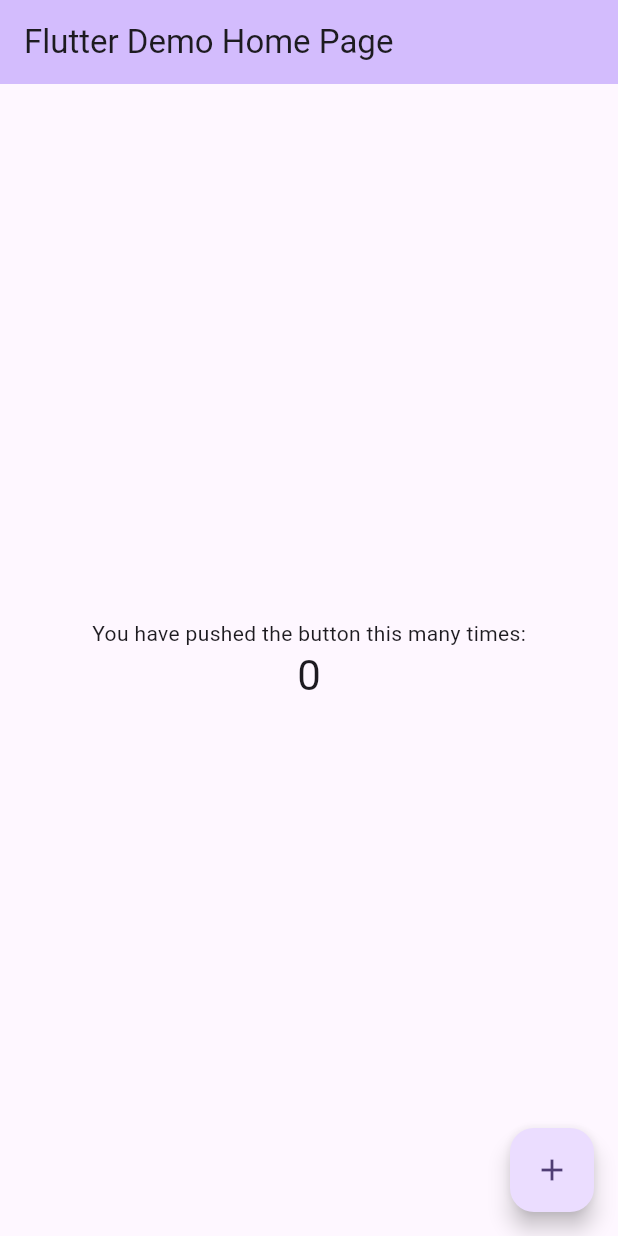
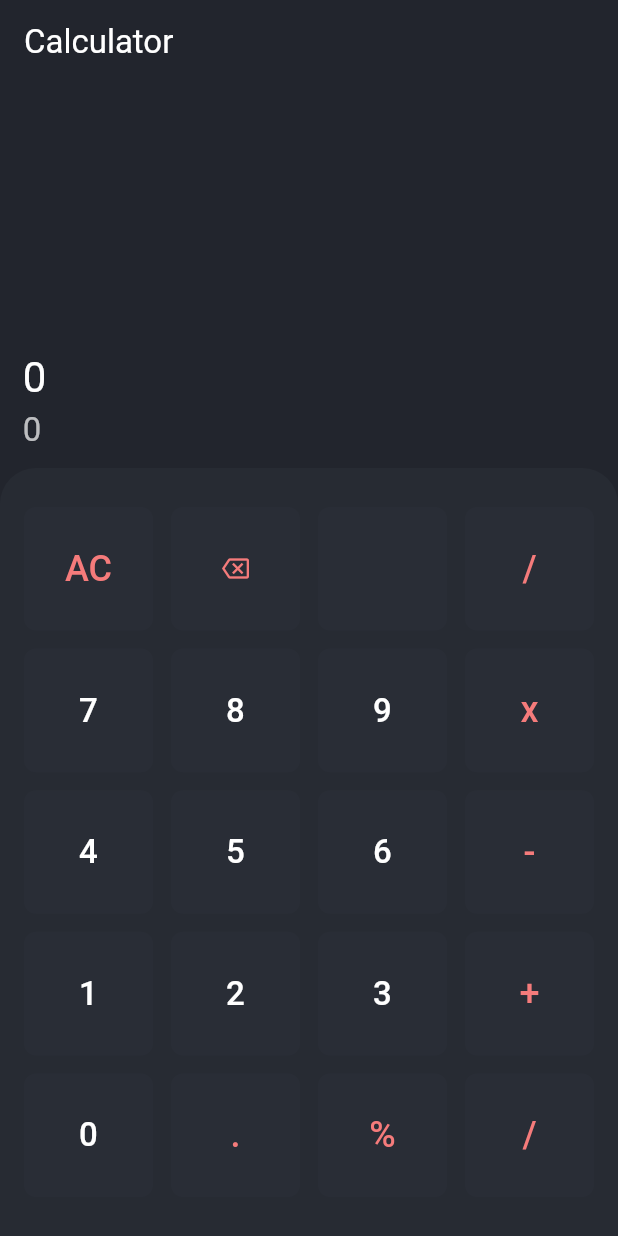
Before and after one commit to venkylm10/calculator_riverpod, a Flutter app: the screen it shows after launch, on a phone screen of 412 x 824 dp. Run offline on Flutter 3.47's test engine with Material 2 defaults, Android fonts, the light colour scheme and no system bars; our stand-ins replace flutter_riverpod.

Commit message:
ui completed

```diff
--- /dev/null
+++ b/lib/colors.dart
@@ -0,0 +1,10 @@
+import 'package:flutter/material.dart';
+
+class MyColors {
+  static const Color background1 = Color(0xff22252d);
+  static const Color background2 = Color(0xff292d36);
+  static const Color background3 = Color(0xff272b33);
+  static const Color operators = Color(0xfff57b7b);
+  static const Color delete = Color(0xff26f4ce);
+  static const Color numbers = Colors.white;
+}
--- /dev/null
+++ b/lib/home.dart
@@ -0,0 +1,33 @@
+import 'package:calculator_riverpod/colors.dart';
+import 'package:calculator_riverpod/methods.dart';
+import 'package:flutter/material.dart';
+
+class HomePage extends StatelessWidget {
+  const HomePage({super.key});
+
+  @override
+  Widget build(BuildContext context) {
+    return Scaffold(
+      backgroundColor: MyColors.background1,
+      appBar: AppBar(
+        backgroundColor: Colors.transparent,
+        elevation: 0,
+        title: const Text(
+          "Calculator",
+          style: TextStyle(color: Colors.white),
+        ),
+      ),
+      body: Column(
+        children: [
+          Expanded(
+            child: Methods.buildDisplay("0", "0"),
+          ),
+          Expanded(
+            flex: 2,
+            child: Methods.buildButtons(),
+          ),
+        ],
+      ),
+    );
+  }
+}
--- a/lib/main.dart
+++ b/lib/main.dart
@@ -1,125 +1,24 @@
+import 'package:calculator_riverpod/home.dart';
 import 'package:flutter/material.dart';
+import 'package:flutter_riverpod/flutter_riverpod.dart';
 
 void main() {
-  runApp(const MyApp());
+  runApp(const ProviderScope(child: MyApp()));
 }
 
 class MyApp extends StatelessWidget {
   const MyApp({super.key});
 
-  // This widget is the root of your application.
   @override
   Widget build(BuildContext context) {
     return MaterialApp(
-      title: 'Flutter Demo',
+      debugShowCheckedModeBanner: false,
+      title: 'Calculator App',
       theme: ThemeData(
-        // This is the theme of your application.
-        //
-        // TRY THIS: Try running your application with "flutter run". You'll see
-        // the application has a blue toolbar. Then, without quitting the app,
-        // try changing the seedColor in the colorScheme below to Colors.green
-        // and then invoke "hot reload" (save your changes or press the "hot
-        // reload" button in a Flutter-supported IDE, or press "r" if you used
-        // the command line to start the app).
-        //
-        // Notice that the counter didn't reset back to zero; the application
-        // state is not lost during the reload. To reset the state, use hot
-        // restart instead.
-        //
-        // This works for code too, not just values: Most code changes can be
-        // tested with just a hot reload.
         colorScheme: ColorScheme.fromSeed(seedColor: Colors.deepPurple),
         useMaterial3: true,
       ),
-      home: const MyHomePage(title: 'Flutter Demo Home Page'),
+      home: const HomePage(),
     );
   }
 }
-
-class MyHomePage extends StatefulWidget {
-  const MyHomePage({super.key, required this.title});
-
-  // This widget is the home page of your application. It is stateful, meaning
-  // that it has a State object (defined below) that contains fields that affect
-  // how it looks.
-
-  // This class is the configuration for the state. It holds the values (in this
-  // case the title) provided by the parent (in this case the App widget) and
-  // used by the build method of the State. Fields in a Widget subclass are
-  // always marked "final".
-
-  final String title;
-
-  @override
-  State<MyHomePage> createState() => _MyHomePageState();
-}
-
-class _MyHomePageState extends State<MyHomePage> {
-  int _counter = 0;
-
-  void _incrementCounter() {
-    setState(() {
-      // This call to setState tells the Flutter framework that something has
-      // changed in this State, which causes it to rerun the build method below
-      // so that the display can reflect the updated values. If we changed
-      // _counter without calling setState(), then the build method would not be
-      // called again, and so nothing would appear to happen.
-      _counter++;
-    });
-  }
-
-  @override
-  Widget build(BuildContext context) {
-    // This method is rerun every time setState is called, for instance as done
-    // by the _incrementCounter method above.
-    //
-    // The Flutter framework has been optimized to make rerunning build methods
-    // fast, so that you can just rebuild anything that needs updating rather
-    // than having to individually change instances of widgets.
-    return Scaffold(
-      appBar: AppBar(
-        // TRY THIS: Try changing the color here to a specific color (to
-        // Colors.amber, perhaps?) and trigger a hot reload to see the AppBar
-        // change color while the other colors stay the same.
-        backgroundColor: Theme.of(context).colorScheme.inversePrimary,
-        // Here we take the value from the MyHomePage object that was created by
-        // the App.build method, and use it to set our appbar title.
-        title: Text(widget.title),
-      ),
-      body: Center(
-        // Center is a layout widget. It takes a single child and positions it
-        // in the middle of the parent.
-        child: Column(
-          // Column is also a layout widget. It takes a list of children and
-          // arranges them vertically. By default, it sizes itself to fit its
-          // children horizontally, and tries to be as tall as its parent.
-          //
-          // Column has various properties to control how it sizes itself and
-          // how it positions its children. Here we use mainAxisAlignment to
-          // center the children vertically; the main axis here is the vertical
-          // axis because Columns are vertical (the cross axis would be
-          // horizontal).
-          //
-          // TRY THIS: Invoke "debug painting" (choose the "Toggle Debug Paint"
-          // action in the IDE, or press "p" in the console), to see the
-          // wireframe for each widget.
-          mainAxisAlignment: MainAxisAlignment.center,
-          children: <Widget>[
-            const Text(
-              'You have pushed the button this many times:',
-            ),
-            Text(
-              '$_counter',
-              style: Theme.of(context).textTheme.headlineMedium,
-            ),
-          ],
-        ),
-      ),
-      floatingActionButton: FloatingActionButton(
-        onPressed: _incrementCounter,
-        tooltip: 'Increment',
-        child: const Icon(Icons.add),
-      ), // This trailing comma makes auto-formatting nicer for build methods.
-    );
-  }
-}
--- /dev/null
+++ b/lib/methods.dart
@@ -0,0 +1,69 @@
+import 'package:calculator_riverpod/colors.dart';
+import 'package:flutter/material.dart';
+import 'widgets/button.dart';
+
+class Methods {
+  static Widget buildDisplay(String expression, String result) {
+    return Container(
+      padding: const EdgeInsets.only(
+        left: 15,
+        bottom: 10,
+      ),
+      width: double.infinity,
+      child: Column(
+        mainAxisAlignment: MainAxisAlignment.end,
+        crossAxisAlignment: CrossAxisAlignment.start,
+        children: [
+          Text(
+            expression,
+            style: const TextStyle(
+              color: MyColors.numbers,
+              fontSize: 28,
+            ),
+          ),
+          Text(
+            result,
+            style: TextStyle(
+              color: MyColors.numbers.withOpacity(0.7),
+              fontSize: 22,
+            ),
+          ),
+        ],
+      ),
+    );
+  }
+
+  static Widget buildButtons() {
+    return Container(
+      padding: const EdgeInsets.symmetric(vertical: 20, horizontal: 10),
+      decoration: const BoxDecoration(
+        color: MyColors.background3,
+        borderRadius: BorderRadius.vertical(
+          top: Radius.circular(24),
+        ),
+      ),
+      child: Column(
+        children: [
+          buildRow("AC", "<", "", "/"),
+          buildRow("7", "8", "9", "x"),
+          buildRow("4", "5", "6", "-"),
+          buildRow("1", "2", "3", "+"),
+          buildRow("0", ".", "%", "/"),
+        ],
+      ),
+    );
+  }
+
+  static Widget buildRow(String s, String t, String u, String v) {
+    final row = [s, t, u, v];
+    return Expanded(
+      child: Row(
+        children: row
+            .map(
+              (text) => MyButton(text: text),
+            )
+            .toList(),
+      ),
+    );
+  }
+}
--- /dev/null
+++ b/lib/utils.dart
@@ -0,0 +1,16 @@
+class Utils {
+  static bool isOperator(String buttonText, {bool hasEquals = false}) {
+    final operators = [
+      'AC',
+      '+',
+      '-',
+      '/',
+      'x',
+      '.',
+      '%',
+      if (hasEquals) ...['=']
+    ];
+
+    return operators.contains(buttonText);
+  }
+}
--- /dev/null
+++ b/lib/widgets/button.dart
@@ -0,0 +1,40 @@
+import 'package:calculator_riverpod/colors.dart';
+import 'package:calculator_riverpod/utils.dart';
+import 'package:flutter/material.dart';
+
+class MyButton extends StatelessWidget {
+  final String text;
+  const MyButton({super.key, required this.text});
+
+  @override
+  Widget build(BuildContext context) {
+    final style = TextStyle(
+      fontSize: Utils.isOperator(text) ? 24 : 22,
+      color: Utils.isOperator(text) ? MyColors.operators : MyColors.numbers,
+    );
+    return Expanded(
+      child: Container(
+        margin: const EdgeInsets.all(6),
+        height: double.infinity,
+        child: ElevatedButton(
+          style: ElevatedButton.styleFrom(
+              elevation: 0,
+              backgroundColor: MyColors.background2,
+              shape: RoundedRectangleBorder(
+                borderRadius: BorderRadius.circular(8),
+              )),
+          onPressed: () {},
+          child: text == '<'
+              ? const Icon(
+                  Icons.backspace_outlined,
+                  color: MyColors.operators,
+                )
+              : Text(
+                  text,
+                  style: style,
+                ),
+        ),
+      ),
+    );
+  }
+}
--- a/pubspec.yaml
+++ b/pubspec.yaml
@@ -35,6 +35,8 @@ dependencies:
   # The following adds the Cupertino Icons font to your application.
   # Use with the CupertinoIcons class for iOS style icons.
   cupertino_icons: ^1.0.2
+  flutter_riverpod: ^2.4.0
+  math_expressions: ^2.4.0
 
 dev_dependencies:
   flutter_test:
```
Also changed, not shown: pubspec.lock.
